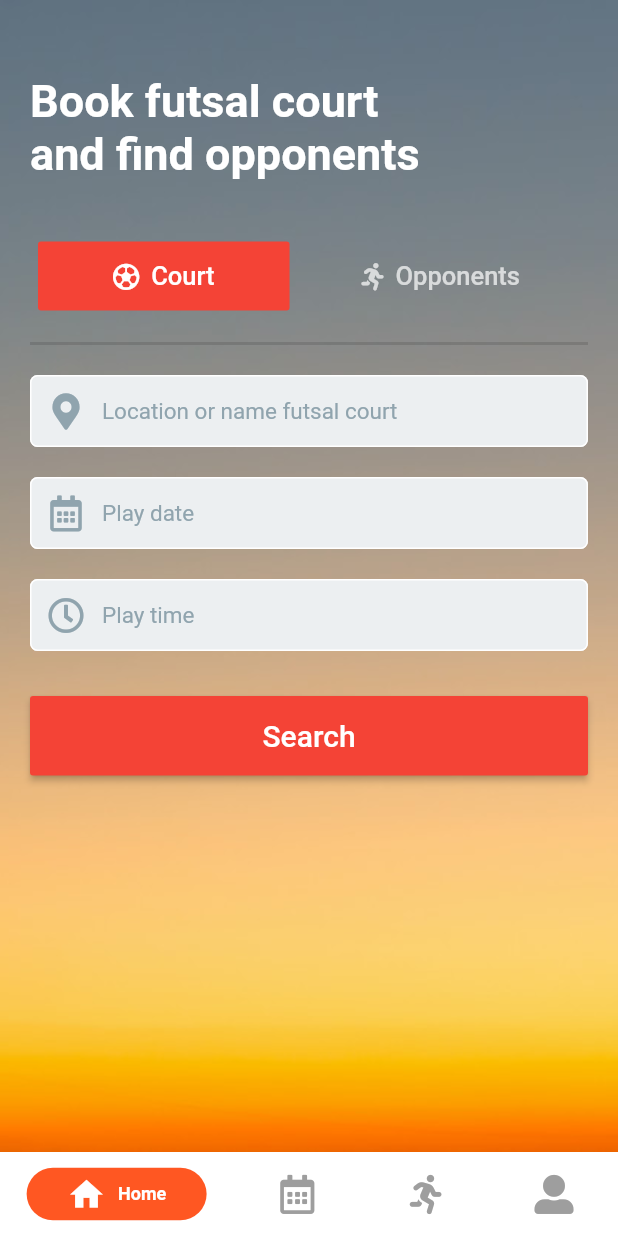
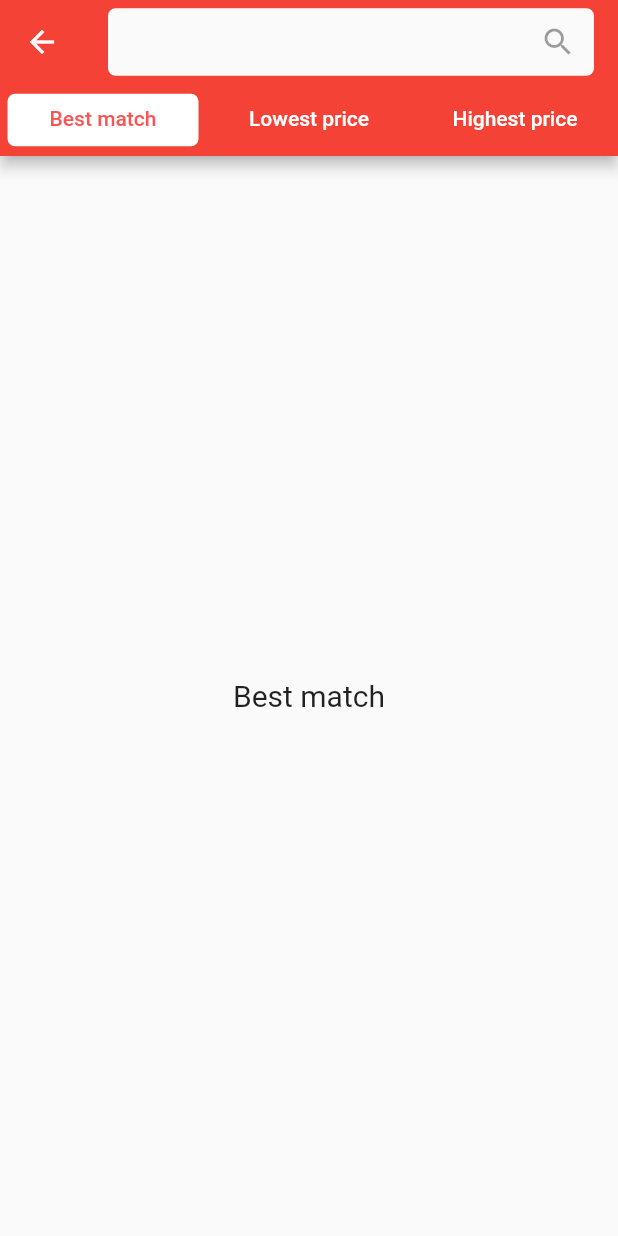
Before and after one commit to keepant/sparring, a Flutter app: the screen it shows after launch, after a tap on "Search", on a phone screen of 412 x 824 dp. Run offline on Flutter 3.47's test engine with Material 2 defaults, Android fonts, the phone set to English and light mode, and no system bars; drawn by our look-alikes of datetime_picker_formfield, persistent_bottom_nav_bar; our stand-ins replace bubble_tab_indicator, cloud_functions, dio, firebase_auth, flushbar, flutter_screenutil and 10 more; missing offline and left inert: custom_splash, dio_http_cache; accounts and stored records are empty; generated files the repository leaves out were written again.

Commit message:
added search result ui

```diff
--- a/lib/pages/court/court_page.dart
+++ b/lib/pages/court/court_page.dart
@@ -6,6 +6,7 @@ import 'package:sparring/components/input_text.dart';
 import 'package:intl/intl.dart';
 import 'package:datetime_picker_formfield/datetime_picker_formfield.dart';
 import 'package:sparring/i18n.dart';
+import 'package:sparring/pages/court/search_result.dart';
 import 'package:sparring/pages/opponents/opponents_page.dart';
 
 class CourtPage extends StatefulWidget {
@@ -18,8 +19,10 @@ class _CourtPageState extends State<CourtPage> {
   final TextEditingController _dateControl = new TextEditingController();
   final TextEditingController _timeControl = new TextEditingController();
 
-  final dateFormat = DateFormat("dd MMMM");
-  final timeFormat = DateFormat("h:mm");
+  static final dateFormat = DateFormat('dd MMMM');
+  static final timeFormat = DateFormat.Hm();
+
+  String initDate = dateFormat.format(DateTime.now()).toString();
 
   @override
   Widget build(BuildContext context) {
@@ -117,15 +120,15 @@ class _CourtPageState extends State<CourtPage> {
               ),
               Padding(
                 padding: EdgeInsets.symmetric(horizontal: 20.0, vertical: 10.0),
-                child: InputDateTime(
+                child: InputDateTime  (
+                  initialValue: DateTime.now(),
                   textEditingController: _dateControl,
                   format: dateFormat,
-                  hintText: I18n.of(context).hintDateTextField,
                   icon: FontAwesomeIcons.calendarAlt,
                   onShowPicker: (context, currentValue) {
                     return showDatePicker(
                       context: context,
-                      firstDate: DateTime(1900),
+                      firstDate: DateTime.now(),
                       initialDate: currentValue ?? DateTime.now(),
                       lastDate: DateTime(2100),
                     );
@@ -135,9 +138,9 @@ class _CourtPageState extends State<CourtPage> {
               Padding(
                 padding: EdgeInsets.symmetric(horizontal: 20.0, vertical: 10.0),
                 child: InputDateTime(
+                  initialValue: DateTime.now(),
                   textEditingController: _timeControl,
                   format: timeFormat,
-                  hintText: I18n.of(context).hintTimeTextField,
                   icon: FontAwesomeIcons.clock,
                   onShowPicker: (context, currentValue) async {
                     final time = await showTimePicker(
@@ -156,6 +159,13 @@ class _CourtPageState extends State<CourtPage> {
                     print("loc: " + _locationControl.text);
                     print("date: " + _dateControl.text);
                     print("time: " + _timeControl.text);
+
+                    pushNewScreen(
+                      context,
+                      screen: SearchResult(),
+                      platformSpecific: false,
+                      withNavBar: false,
+                    );
                   },
                   padding: EdgeInsets.symmetric(vertical: 15.0),
                   color: Theme.of(context).primaryColor,
--- /dev/null
+++ b/lib/pages/court/search_result.dart
@@ -0,0 +1,99 @@
+import 'package:bubble_tab_indicator/bubble_tab_indicator.dart';
+import 'package:flutter/cupertino.dart';
+import 'package:flutter/material.dart';
+import 'package:modal_bottom_sheet/modal_bottom_sheet.dart';
+import 'package:sparring/pages/court/edit_search.dart';
+
+class SearchResult extends StatefulWidget {
+  @override
+  _SearchResultState createState() => _SearchResultState();
+}
+
+class _SearchResultState extends State<SearchResult>
+    with SingleTickerProviderStateMixin {
+  final List<Tab> tabs = <Tab>[
+    new Tab(text: "Best match"),
+    new Tab(text: "Lowest price"),
+    new Tab(text: "Highest price")
+  ];
+
+  TabController _tabController;
+
+  @override
+  void initState() {
+    super.initState();
+    _tabController = new TabController(vsync: this, length: tabs.length);
+  }
+
+  @override
+  void dispose() {
+    _tabController.dispose();
+    super.dispose();
+  }
+
+  @override
+  Widget build(BuildContext context) {
+    return Scaffold(
+      appBar: AppBar(
+        leading: IconButton(
+          icon: Icon(Icons.arrow_back),
+          onPressed: () {
+            Navigator.pop(context);
+          },
+        ),
+        title: InkWell(
+          onTap: () {
+            showCupertinoModalBottomSheet(
+              expand: true,
+              context: context,
+              backgroundColor: Colors.transparent,
+              builder: (context, scrollController) =>
+                  EditSearch(scrollController: scrollController),
+            );
+          },
+          child: Container(
+            height: 45,
+            decoration: new BoxDecoration(
+              shape: BoxShape.rectangle,
+              borderRadius: BorderRadius.circular(5),
+              color: Colors.white,
+            ),
+            child: TextField(
+              decoration: InputDecoration(
+                enabled: false,
+                suffixIcon: Icon(Icons.search),
+                border: InputBorder.none,
+                filled: true,
+              ),
+            ),
+          ),
+        ),
+        bottom: TabBar(
+          isScrollable: false,
+          labelColor: Colors.redAccent,
+          unselectedLabelColor: Colors.white,
+          indicatorSize: TabBarIndicatorSize.tab,
+          indicator: BubbleTabIndicator(
+            indicatorRadius: 5,
+            indicatorHeight: 35.0,
+            indicatorColor: Colors.white,
+            tabBarIndicatorSize: TabBarIndicatorSize.tab,
+          ),
+          tabs: tabs,
+          controller: _tabController,
+        ),
+      ),
+      body: TabBarView(
+        physics: NeverScrollableScrollPhysics(),
+        controller: _tabController,
+        children: tabs.map((Tab tab) {
+          return Center(
+              child: Text(
+            tab.text,
+            style: TextStyle(fontSize: 20.0),
+          ));
+        }).toList(),
+      ),
+    );
+  }
+}
--- a/pubspec.yaml
+++ b/pubspec.yaml
@@ -47,6 +47,8 @@ dependencies:
   flushbar: ^1.10.4
   google_sign_in: ^4.5.1
   persistent_bottom_nav_bar: ^1.5.5
+  bubble_tab_indicator: ^0.1.4
+  modal_bottom_sheet: ^0.1.6+1
 
 dev_dependencies:
   flutter_test:
```
Also changed, not shown: lib/components/input_datetime.dart (+12 -4 lines), lib/components/loading.dart (+5 -9 lines), lib/pages/court/edit_search.dart (added, +112 -0 lines), pubspec.lock.
